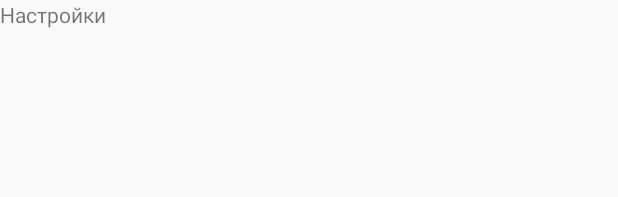
After one commit to Igor-Leontyev/Telegga, an Android app: the layout fragment_settings.xml on its own in the app's theme, with its tools: preview values and no code run, on a phone screen of 412 x 824 dp. The commit adds this screen. Shown: the top 197 px of the screen. Run offline under Robolectric (Android 15) with nearby library versions, the phone set to English and light mode, and no system bars.

Commit message:
Fragment Settings

```diff
--- /dev/null
+++ b/app/src/main/res/layout/fragment_settings.xml
@@ -0,0 +1,14 @@
+<?xml version="1.0" encoding="utf-8"?>
+<FrameLayout xmlns:android="http://schemas.android.com/apk/res/android"
+             xmlns:tools="http://schemas.android.com/tools"
+             android:layout_width="match_parent"
+             android:layout_height="match_parent"
+             tools:context=".ui.SettingsFragment">
+
+    <!-- TODO: Update blank fragment layout -->
+    <TextView
+            android:layout_width="match_parent"
+            android:layout_height="match_parent"
+            android:text="Настройки"/>
+
+</FrameLayout>
```
Also changed, not shown: app/src/main/java/com/crybz/telegga/MainActivity.kt (+18 -11 lines), app/src/main/java/com/crybz/telegga/ui/SettingsFragment.kt (added, +30 -0 lines).
